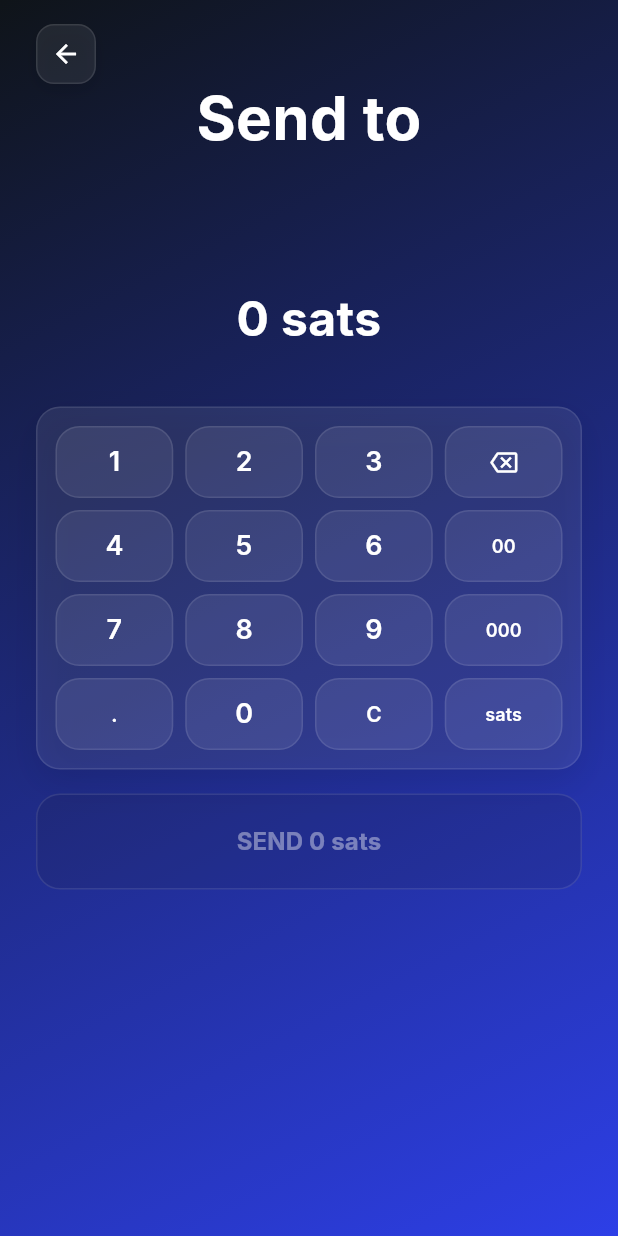
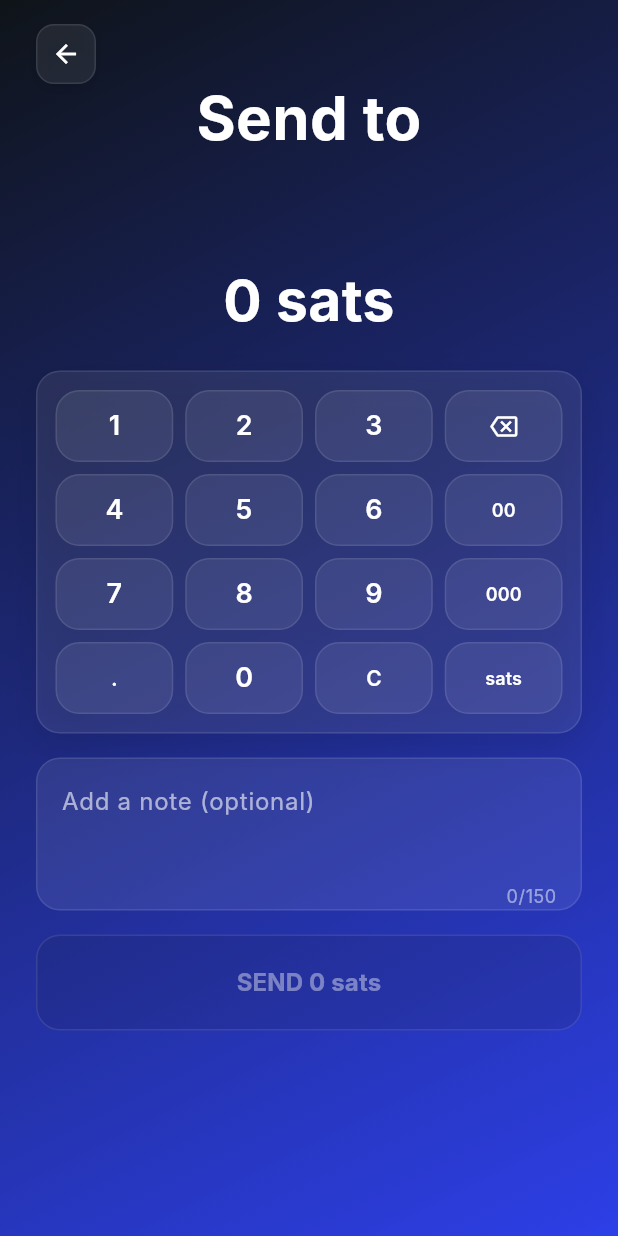
Before and after one commit to Forte11Cuba/lachispa, a Flutter app: the AmountScreen screen opened directly with empty values, on a phone screen of 412 x 824 dp. Run offline on Flutter 3.47's test engine with Material 3 defaults, Android fonts, the light colour scheme and no system bars; our stand-ins replace dio, flutter_secure_storage, package_info_plus, qr_flutter, shared_preferences, webview_flutter; missing offline and left inert: mobile_scanner; accounts and stored records are empty; network calls fail; Roboto replaces fonts that are missing (Inter); statements that could not run were skipped.

Commit message:
Add note option to invoice in amount selection window

```diff
--- a/lib/l10n/app_en.arb
+++ b/lib/l10n/app_en.arb
@@ -230,5 +230,7 @@
     }
   },
   "boltz_external_browser": "Will open Boltz in external browser",
-  "boltz_within_app": "Opens Boltz within the app"
+  "boltz_within_app": "Opens Boltz within the app",
+
+  "add_note_optional": "Add a note (optional)"
 }
--- a/lib/l10n/app_es.arb
+++ b/lib/l10n/app_es.arb
@@ -230,5 +230,7 @@
     }
   },
   "boltz_external_browser": "Se abrirá Boltz en navegador externo",
-  "boltz_within_app": "Abre Boltz dentro de la aplicación"
+  "boltz_within_app": "Abre Boltz dentro de la aplicación",
+
+  "add_note_optional": "Añadir una nota (opcional)"
 }
--- a/lib/l10n/app_pt.arb
+++ b/lib/l10n/app_pt.arb
@@ -230,5 +230,7 @@
     }
   },
   "boltz_external_browser": "Abrirá Boltz no navegador externo",
-  "boltz_within_app": "Abre Boltz dentro da aplicação"
+  "boltz_within_app": "Abre Boltz dentro da aplicação",
+
+  "add_note_optional": "Adicionar uma nota (opcional)"
 }
--- a/lib/screens/11amount_screen.dart
+++ b/lib/screens/11amount_screen.dart
@@ -29,6 +29,9 @@ class _AmountScreenState extends State<AmountScreen> {
   String _selectedCurrency = 'sats';
   final List<String> _currencies = ['sats', 'USD', 'CUP'];
 
+  final TextEditingController _commentController = TextEditingController();
+  final FocusNode _commentFocusNode = FocusNode();
+
   Map<String, double>? _exchangeRates;
   bool _isLoadingRates = false;
   bool _isProcessingPayment = false;
@@ -50,6 +53,8 @@ class _AmountScreenState extends State<AmountScreen> {
   @override
   void dispose() {
     _conversionTimer?.cancel();
+    _commentController.dispose();
+    _commentFocusNode.dispose();
     _yadioService.dispose();
     _invoiceService.dispose();
     super.dispose();
@@ -279,7 +284,7 @@ class _AmountScreenState extends State<AmountScreen> {
         adminKey: wallet.adminKey,
         lnurl: widget.destination,
         amountSats: satsAmount,
-        comment: null, // TODO: Add comment support in UI
+        comment: _commentController.text.trim().isEmpty ? null : _commentController.text.trim(),
       );
 
       print('[AMOUNT_SCREEN] LNURL payment sent successfully: $paymentResult');
@@ -357,7 +362,7 @@ class _AmountScreenState extends State<AmountScreen> {
         adminKey: wallet.adminKey,
         lightningAddress: widget.destination,
         amountSats: satsAmount,
-        comment: null, // TODO: Add comment support in UI
+        comment: _commentController.text.trim().isEmpty ? null : _commentController.text.trim(),
       );
 
       print('[AMOUNT_SCREEN] Payment sent successfully: $paymentResult');
@@ -456,7 +461,7 @@ class _AmountScreenState extends State<AmountScreen> {
   }
 
   Widget _buildNumberButton(String text, VoidCallback onPressed, bool isMobile) {
-    return Container(
+    return SizedBox(
       height: isMobile ? 48 : 56,
       child: ElevatedButton(
         onPressed: onPressed,
@@ -486,7 +491,7 @@ class _AmountScreenState extends State<AmountScreen> {
   }
 
   Widget _buildActionButton(String text, VoidCallback onPressed, {IconData? icon, required bool isMobile}) {
-    return Container(
+    return SizedBox(
       height: isMobile ? 48 : 56,
       child: ElevatedButton(
         onPressed: onPressed,
@@ -522,6 +527,7 @@ class _AmountScreenState extends State<AmountScreen> {
   @override
   Widget build(BuildContext context) {
     return Scaffold(
+      resizeToAvoidBottomInset: true,
       body: LayoutBuilder(
         builder: (context, constraints) {
           final screenWidth = constraints.maxWidth;
@@ -622,26 +628,31 @@ class _AmountScreenState extends State<AmountScreen> {
 
                   // Main content
                   Expanded(
-                    child: Padding(
+                    child: SingleChildScrollView(
                       padding: EdgeInsets.symmetric(
                         horizontal: isMobile ? 24.0 : 32.0,
                         vertical: 16.0,
                       ),
-                      child: Column(
+                      child: ConstrainedBox(
+                        constraints: BoxConstraints(
+                          minHeight: constraints.maxHeight - 200,
+                        ),
+                        child: Column(
+                          mainAxisSize: MainAxisSize.min,
                         children: [
-                          SizedBox(height: isMobile ? 16 : 24),
+                          SizedBox(height: isMobile ? 8 : 12),
 
                           // Amount display
                           Container(
                             width: double.infinity,
-                            padding: const EdgeInsets.symmetric(vertical: 16),
+                            padding: const EdgeInsets.symmetric(vertical: 8),
                             child: Column(
                               children: [
                                 Text(
                                   _formatDisplayAmount(),
                                   style: TextStyle(
                                     fontFamily: 'Inter',
-                                    fontSize: isMobile ? 32 : 40,
+                                    fontSize: isMobile ? 38 : 48,
                                     fontWeight: FontWeight.w700,
                                     color: Colors.white,
                                   ),
@@ -653,7 +664,7 @@ class _AmountScreenState extends State<AmountScreen> {
                                     '≈ ${_cachedSatsAmount.toStringAsFixed(0)} sats',
                                     style: TextStyle(
                                       fontFamily: 'Inter',
-                                      fontSize: isMobile ? 16 : 18,
+                                      fontSize: isMobile ? 18 : 22,
                                       fontWeight: FontWeight.w400,
                                       color: Colors.white.withValues(alpha: 0.7),
                                     ),
@@ -664,7 +675,7 @@ class _AmountScreenState extends State<AmountScreen> {
                             ),
                           ),
 
-                          SizedBox(height: isMobile ? 20 : 32),
+                          SizedBox(height: isMobile ? 12 : 20),
 
                           // Numeric keypad
                           Flexible(
@@ -750,7 +761,46 @@ class _AmountScreenState extends State<AmountScreen> {
 
                           const SizedBox(height: 16),
 
+                          // Comment field
                           Container(
+                            width: double.infinity,
+                            decoration: BoxDecoration(
+                              color: Colors.white.withValues(alpha: 0.08),
+                              borderRadius: BorderRadius.circular(16),
+                              border: Border.all(
+                                color: Colors.white.withValues(alpha: 0.1),
+                                width: 1,
+                              ),
+                            ),
+                            child: TextField(
+                              key: const Key('comment_field'),
+                              controller: _commentController,
+                              focusNode: _commentFocusNode,
+                              maxLines: 2,
+                              maxLength: 150,
+                              style: const TextStyle(
+                                color: Colors.white,
+                                fontSize: 16,
+                              ),
+                              decoration: InputDecoration(
+                                hintText: AppLocalizations.of(context)!.add_note_optional,
+                                hintStyle: TextStyle(
+                                  color: Colors.white.withValues(alpha: 0.6),
+                                  fontSize: 16,
+                                ),
+                                border: InputBorder.none,
+                                contentPadding: const EdgeInsets.all(16),
+                                counterStyle: TextStyle(
+                                  color: Colors.white.withValues(alpha: 0.5),
+                                  fontSize: 12,
+                                ),
+                              ),
+                            ),
+                          ),
+
+                          const SizedBox(height: 16),
+
+                          SizedBox(
                             width: double.infinity,
                             height: 64,
                             child: ElevatedButton(
@@ -846,7 +896,11 @@ class _AmountScreenState extends State<AmountScreen> {
                           ] else ...[
                             const SizedBox(height: 8),
                           ],
+
+                          // Extra space for keyboard
+                          const SizedBox(height: 60),
                         ],
+                        ),
                       ),
                     ),
                   ),
--- a/lib/screens/9receive_screen.dart
+++ b/lib/screens/9receive_screen.dart
@@ -1345,6 +1345,7 @@ class _ReceiveScreenState extends State<ReceiveScreen> {
         adminKey: wallet.adminKey,
         amount: amountInSats,
         memo: _noteController.text.trim().isNotEmpty ? _noteController.text.trim() : null,
+        comment: _noteController.text.trim().isNotEmpty ? _noteController.text.trim() : null,
       );
 
       // Update state
--- a/lib/services/invoice_service.dart
+++ b/lib/services/invoice_service.dart
@@ -95,6 +95,7 @@ class InvoiceService {
     required String adminKey,
     required int amount,
     String? memo,
+    String? comment,
   }) async {
     try {
       String baseUrl = serverUrl;
@@ -123,6 +124,7 @@ class InvoiceService {
               'out': false,
               'amount': amount,
               'memo': memo ?? '',
+              'extras': comment != null && comment.isNotEmpty ? {'comment': comment} : null,
             }
           },
           {
@@ -130,6 +132,7 @@ class InvoiceService {
             'data': {
               'amount': amount,
               'memo': memo ?? '',
+              'extras': comment != null && comment.isNotEmpty ? {'comment': comment} : null,
             }
           },
           {
@@ -138,6 +141,7 @@ class InvoiceService {
               'out': false,
               'amount': amount,
               'description': memo ?? '',
+              'extras': comment != null && comment.isNotEmpty ? {'comment': comment} : null,
             }
           },
           {
@@ -146,6 +150,7 @@ class InvoiceService {
               'out': false,
               'amount': amount,
               'memo': memo ?? '',
+              'extras': comment != null && comment.isNotEmpty ? {'comment': comment} : null,
             }
           },
           {
@@ -154,6 +159,7 @@ class InvoiceService {
               'amount': amount,
               'description': memo ?? '',
               'unit': 'sat',
+              'extras': comment != null && comment.isNotEmpty ? {'comment': comment} : null,
             }
           },
           {
@@ -162,6 +168,7 @@ class InvoiceService {
               'out': false,
               'amount': amount,
               'memo': memo ?? '',
+              'extras': comment != null && comment.isNotEmpty ? {'comment': comment} : null,
             }
           },
           {
@@ -169,6 +176,7 @@ class InvoiceService {
             'data': {
               'amount': amount,
               'memo': memo ?? '',
+              'extras': comment != null && comment.isNotEmpty ? {'comment': comment} : null,
             }
           },
           {
@@ -176,6 +184,7 @@ class InvoiceService {
             'data': {
               'amount': amount,
               'memo': memo ?? '',
+              'extras': comment != null && comment.isNotEmpty ? {'comment': comment} : null,
             }
           },
         ];
@@ -189,6 +198,7 @@ class InvoiceService {
               'amount': amount,
               'memo': memo ?? '',
               'unit': 'sat',
+              'extras': comment != null && comment.isNotEmpty ? {'comment': comment} : null,
             }
           },
           {
@@ -198,6 +208,7 @@ class InvoiceService {
               'amount': amount,
               'memo': memo ?? '',
               'unit': 'sat',
+              'extras': comment != null && comment.isNotEmpty ? {'comment': comment} : null,
             }
           },
           {
@@ -206,6 +217,7 @@ class InvoiceService {
               'amount': amount,
               'memo': memo ?? '',
               'unit': 'sat',
+              'extras': comment != null && comment.isNotEmpty ? {'comment': comment} : null,
             }
           },
           {
@@ -214,6 +226,7 @@ class InvoiceService {
               'amount': amount,
               'memo': memo ?? '',
               'description': memo ?? '',
+              'extras': comment != null && comment.isNotEmpty ? {'comment': comment} : null,
             }
           },
         ];
```
Also changed, not shown: lib/l10n/generated/app_localizations.dart, lib/l10n/generated/app_localizations_en.dart, lib/l10n/generated/app_localizations_es.dart, lib/l10n/generated/app_localizations_pt.dart, pubspec.lock (deleted), 1 other file.
